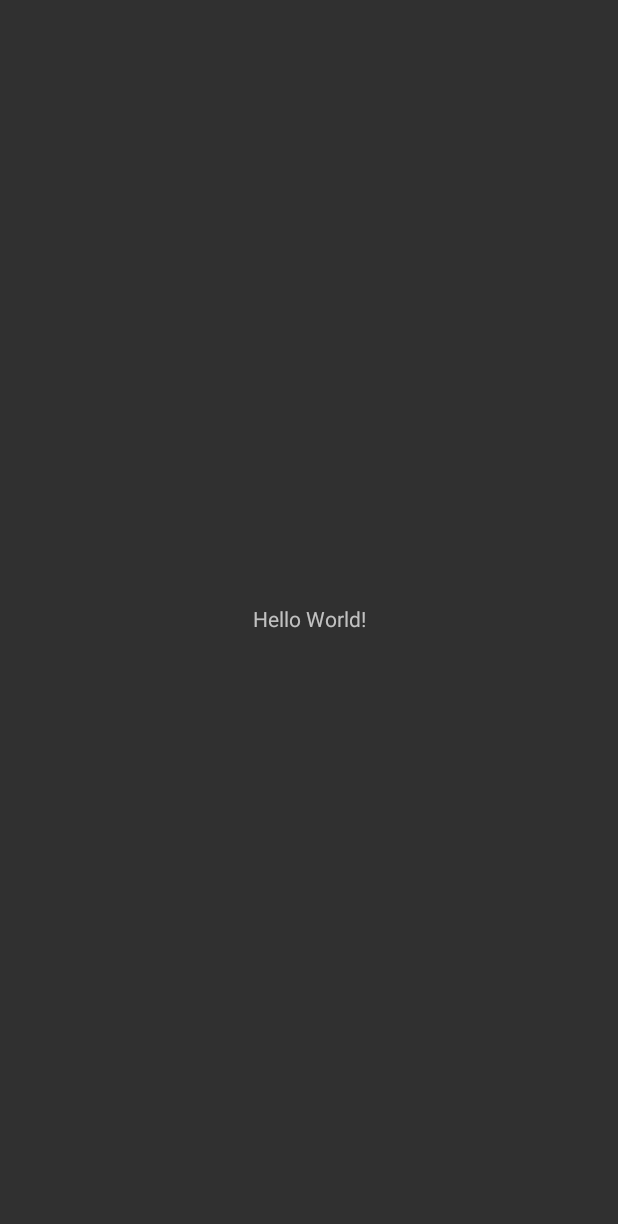
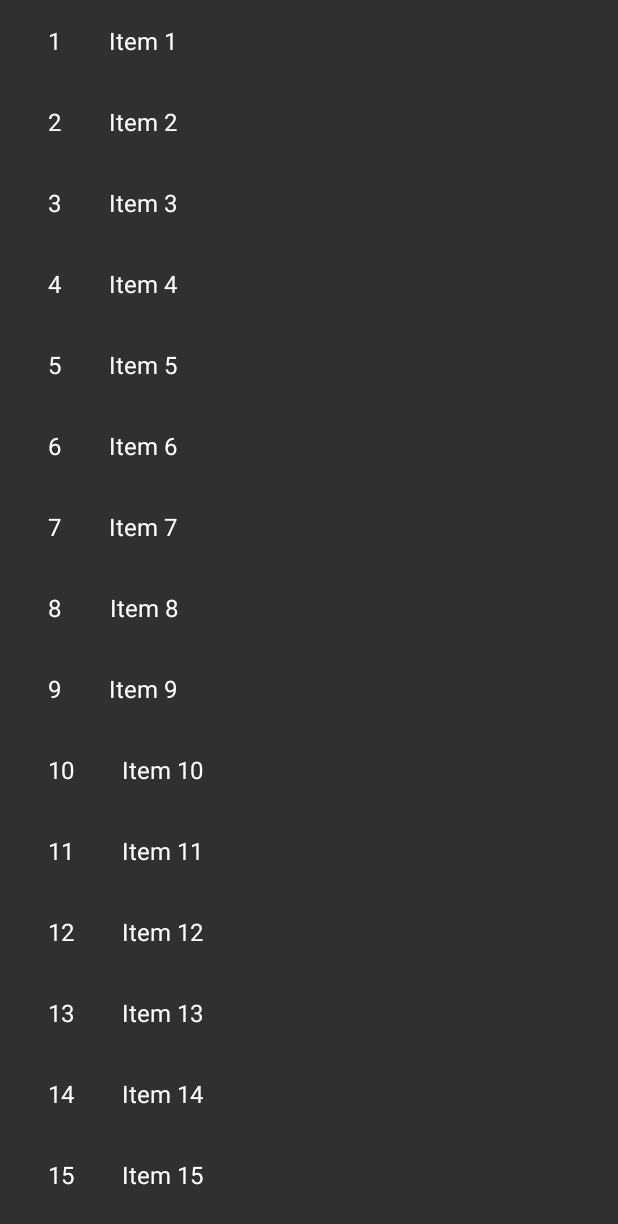
Before and after one commit to rghodke/StockFolio, an Android app: the screen it shows after launch (MainActivity), on a phone screen of 412 x 824 dp. Before the commit the part shown is almost empty. Shown: the top 1224 px of the screen. Run offline under Robolectric (Android 15) with nearby library versions, the phone set to English and light mode, and no system bars.

Commit message:
improvement(stockfolio): Added portfolio fragment
Added the portfolio fragment

```diff
--- a/app/build.gradle
+++ b/app/build.gradle
@@ -26,6 +26,8 @@ dependencies {
     implementation fileTree(dir: "libs", include: ["*.jar"])
     implementation 'androidx.appcompat:appcompat:1.1.0'
     implementation 'androidx.constraintlayout:constraintlayout:1.1.3'
+    implementation 'androidx.legacy:legacy-support-v4:1.0.0'
+    implementation 'androidx.recyclerview:recyclerview:1.1.0'
     testImplementation 'junit:junit:4.12'
     androidTestImplementation 'androidx.test.ext:junit:1.1.1'
     androidTestImplementation 'androidx.test.espresso:espresso-core:3.2.0'
--- a/app/src/main/AndroidManifest.xml
+++ b/app/src/main/AndroidManifest.xml
@@ -9,7 +9,7 @@
         android:roundIcon="@mipmap/ic_launcher_round"
         android:supportsRtl="true"
         android:theme="@style/Theme.AppCompat.NoActionBar">
-        <activity android:name=".MainActivity">
+        <activity android:name=".activity.MainActivity">
             <intent-filter>
                 <action android:name="android.intent.action.MAIN" />
 
--- a/app/src/main/java/com/clearbox/stockfolio/MainActivity.java
+++ /dev/null
@@ -1,14 +0,0 @@
-package com.clearbox.stockfolio;
-
-import androidx.appcompat.app.AppCompatActivity;
-
-import android.os.Bundle;
-
-public class MainActivity extends AppCompatActivity {
-
-    @Override
-    protected void onCreate(Bundle savedInstanceState) {
-        super.onCreate(savedInstanceState);
-        setContentView(R.layout.activity_main);
-    }
-}
--- /dev/null
+++ b/app/src/main/java/com/clearbox/stockfolio/activity/MainActivity.java
@@ -0,0 +1,42 @@
+package com.clearbox.stockfolio.activity;
+
+import androidx.appcompat.app.AppCompatActivity;
+
+import android.os.Bundle;
+import android.widget.FrameLayout;
+
+import com.clearbox.stockfolio.R;
+
+public class MainActivity extends AppCompatActivity {
+
+    private FrameLayout mFragmentHolder;
+    private fragment.PortfolioFragment mPortfolioFragment;
+
+    @Override
+    protected void onCreate(Bundle savedInstanceState) {
+        super.onCreate(savedInstanceState);
+        setContentView(R.layout.activity_main);
+
+        setupViews();
+        setupFragment();
+    }
+
+    private void setupViews() {
+        mFragmentHolder = findViewById(R.id.FrameLayout_fragment_holder);
+    }
+
+    private void setupFragment() {
+        //Create a fragment if not already created
+        if (mPortfolioFragment == null) {
+            mPortfolioFragment = fragment.PortfolioFragment.newInstance();
+        }
+
+        //Setup the fragment holder as necessary
+        if (mFragmentHolder == null) setupViews();
+
+        //Fail-safe null check
+        if (mFragmentHolder != null) {
+            getSupportFragmentManager().beginTransaction().add(mFragmentHolder.getId(),mPortfolioFragment).commit();
+        }
+    }
+}
--- /dev/null
+++ b/app/src/main/java/com/clearbox/stockfolio/fragment/MyStockItemRecyclerViewAdapter.java
@@ -0,0 +1,65 @@
+package fragment;
+
+import androidx.recyclerview.widget.RecyclerView;
+
+import android.view.LayoutInflater;
+import android.view.View;
+import android.view.ViewGroup;
+import android.widget.TextView;
+
+import com.clearbox.stockfolio.R;
+
+import fragment.dummy.DummyContent.DummyItem;
+
+import java.util.List;
+
+/**
+ * {@link RecyclerView.Adapter} that can display a {@link DummyItem}.
+ * TODO: Replace the implementation with code for your data type.
+ */
+public class MyStockItemRecyclerViewAdapter extends RecyclerView.Adapter<MyStockItemRecyclerViewAdapter.ViewHolder> {
+
+    private final List<DummyItem> mValues;
+
+    public MyStockItemRecyclerViewAdapter(List<DummyItem> items) {
+        mValues = items;
+    }
+
+    @Override
+    public ViewHolder onCreateViewHolder(ViewGroup parent, int viewType) {
+        View view = LayoutInflater.from(parent.getContext())
+                .inflate(R.layout.fragment_portfolio, parent, false);
+        return new ViewHolder(view);
+    }
+
+    @Override
+    public void onBindViewHolder(final ViewHolder holder, int position) {
+        holder.mItem = mValues.get(position);
+        holder.mIdView.setText(mValues.get(position).id);
+        holder.mContentView.setText(mValues.get(position).content);
+    }
+
+    @Override
+    public int getItemCount() {
+        return mValues.size();
+    }
+
+    public class ViewHolder extends RecyclerView.ViewHolder {
+        public final View mView;
+        public final TextView mIdView;
+        public final TextView mContentView;
+        public DummyItem mItem;
+
+        public ViewHolder(View view) {
+            super(view);
+            mView = view;
+            mIdView = (TextView) view.findViewById(R.id.item_number);
+            mContentView = (TextView) view.findViewById(R.id.content);
+        }
+
+        @Override
+        public String toString() {
+            return super.toString() + " '" + mContentView.getText() + "'";
+        }
+    }
+}
--- /dev/null
+++ b/app/src/main/java/com/clearbox/stockfolio/fragment/PortfolioFragment.java
@@ -0,0 +1,73 @@
+package fragment;
+
+import android.content.Context;
+import android.os.Bundle;
+
+import androidx.fragment.app.Fragment;
+import androidx.recyclerview.widget.GridLayoutManager;
+import androidx.recyclerview.widget.LinearLayoutManager;
+import androidx.recyclerview.widget.RecyclerView;
+
+import android.view.LayoutInflater;
+import android.view.View;
+import android.view.ViewGroup;
+
+import com.clearbox.stockfolio.R;
+
+import fragment.dummy.DummyContent;
+
+/**
+ * A fragment representing a list of Items.
+ */
+public class PortfolioFragment extends Fragment {
+
+    // TODO: Customize parameter argument names
+    private static final String ARG_COLUMN_COUNT = "column-count";
+    // TODO: Customize parameters
+    private int mColumnCount = 1;
+
+    /**
+     * Mandatory empty constructor for the fragment manager to instantiate the
+     * fragment (e.g. upon screen orientation changes).
+     */
+    public PortfolioFragment() {
+    }
+
+    // TODO: Customize parameter initialization
+    @SuppressWarnings("unused")
+    public static PortfolioFragment newInstance() {
+        PortfolioFragment fragment = new PortfolioFragment();
+        Bundle args = new Bundle();
+        args.putInt(ARG_COLUMN_COUNT, 1);
+        fragment.setArguments(args);
+        return fragment;
+    }
+
+    @Override
+    public void onCreate(Bundle savedInstanceState) {
+        super.onCreate(savedInstanceState);
+
+        if (getArguments() != null) {
+            mColumnCount = getArguments().getInt(ARG_COLUMN_COUNT);
+        }
+    }
+
+    @Override
+    public View onCreateView(LayoutInflater inflater, ViewGroup container,
+                             Bundle savedInstanceState) {
+        View view = inflater.inflate(R.layout.fragment_portfolio_list, container, false);
+
+        // Set the adapter
+        if (view instanceof RecyclerView) {
+            Context context = view.getContext();
+            RecyclerView recyclerView = (RecyclerView) view;
+            if (mColumnCount <= 1) {
+                recyclerView.setLayoutManager(new LinearLayoutManager(context));
+            } else {
+                recyclerView.setLayoutManager(new GridLayoutManager(context, mColumnCount));
+            }
+            recyclerView.setAdapter(new fragment.MyStockItemRecyclerViewAdapter(DummyContent.ITEMS));
+        }
+        return view;
+    }
+}
--- /dev/null
+++ b/app/src/main/java/com/clearbox/stockfolio/fragment/dummy/DummyContent.java
@@ -0,0 +1,72 @@
+package fragment.dummy;
+
+import java.util.ArrayList;
+import java.util.HashMap;
+import java.util.List;
+import java.util.Map;
+
+/**
+ * Helper class for providing sample content for user interfaces created by
+ * Android template wizards.
+ * <p>
+ * TODO: Replace all uses of this class before publishing your app.
+ */
+public class DummyContent {
+
+    /**
+     * An array of sample (dummy) items.
+     */
+    public static final List<DummyItem> ITEMS = new ArrayList<DummyItem>();
+
+    /**
+     * A map of sample (dummy) items, by ID.
+     */
+    public static final Map<String, DummyItem> ITEM_MAP = new HashMap<String, DummyItem>();
+
+    private static final int COUNT = 25;
+
+    static {
+        // Add some sample items.
+        for (int i = 1; i <= COUNT; i++) {
+            addItem(createDummyItem(i));
+        }
+    }
+
+    private static void addItem(DummyItem item) {
+        ITEMS.add(item);
+        ITEM_MAP.put(item.id, item);
+    }
+
+    private static DummyItem createDummyItem(int position) {
+        return new DummyItem(String.valueOf(position), "Item " + position, makeDetails(position));
+    }
+
+    private static String makeDetails(int position) {
+        StringBuilder builder = new StringBuilder();
+        builder.append("Details about Item: ").append(position);
+        for (int i = 0; i < position; i++) {
+            builder.append("\nMore details information here.");
+        }
+        return builder.toString();
+    }
+
+    /**
+     * A dummy item representing a piece of content.
+     */
+    public static class DummyItem {
+        public final String id;
+        public final String content;
+        public final String details;
+
+        public DummyItem(String id, String content, String details) {
+            this.id = id;
+            this.content = content;
+            this.details = details;
+        }
+
+        @Override
+        public String toString() {
+            return content;
+        }
+    }
+}
--- a/app/src/main/res/layout/activity_main.xml
+++ b/app/src/main/res/layout/activity_main.xml
@@ -4,15 +4,11 @@
     xmlns:tools="http://schemas.android.com/tools"
     android:layout_width="match_parent"
     android:layout_height="match_parent"
-    tools:context=".MainActivity">
+    tools:context=".activity.MainActivity">
 
-    <TextView
-        android:layout_width="wrap_content"
-        android:layout_height="wrap_content"
-        android:text="Hello World!"
-        app:layout_constraintBottom_toBottomOf="parent"
-        app:layout_constraintLeft_toLeftOf="parent"
-        app:layout_constraintRight_toRightOf="parent"
-        app:layout_constraintTop_toTopOf="parent" />
+    <FrameLayout
+        android:id="@+id/FrameLayout_fragment_holder"
+        android:layout_width="match_parent"
+        android:layout_height="match_parent"/>
 
 </androidx.constraintlayout.widget.ConstraintLayout>
--- /dev/null
+++ b/app/src/main/res/layout/fragment_portfolio.xml
@@ -0,0 +1,20 @@
+<?xml version="1.0" encoding="utf-8"?>
+<LinearLayout xmlns:android="http://schemas.android.com/apk/res/android"
+    android:layout_width="wrap_content"
+    android:layout_height="wrap_content"
+    android:orientation="horizontal">
+
+    <TextView
+        android:id="@+id/item_number"
+        android:layout_width="wrap_content"
+        android:layout_height="wrap_content"
+        android:layout_margin="@dimen/text_margin"
+        android:textAppearance="?attr/textAppearanceListItem" />
+
+    <TextView
+        android:id="@+id/content"
+        android:layout_width="wrap_content"
+        android:layout_height="wrap_content"
+        android:layout_margin="@dimen/text_margin"
+        android:textAppearance="?attr/textAppearanceListItem" />
+</LinearLayout>
--- /dev/null
+++ b/app/src/main/res/layout/fragment_portfolio_list.xml
@@ -0,0 +1,13 @@
+<?xml version="1.0" encoding="utf-8"?>
+<androidx.recyclerview.widget.RecyclerView xmlns:android="http://schemas.android.com/apk/res/android"
+    xmlns:app="http://schemas.android.com/apk/res-auto"
+    xmlns:tools="http://schemas.android.com/tools"
+    android:id="@+id/list"
+    android:name="fragment.PortfolioFragment"
+    android:layout_width="match_parent"
+    android:layout_height="match_parent"
+    android:layout_marginLeft="16dp"
+    android:layout_marginRight="16dp"
+    app:layoutManager="LinearLayoutManager"
+    tools:context="fragment.PortfolioFragment"
+    tools:listitem="@layout/fragment_portfolio" />
--- /dev/null
+++ b/app/src/main/res/values/dimens.xml
@@ -0,0 +1,4 @@
+<?xml version="1.0" encoding="utf-8"?>
+<resources>
+    <dimen name="text_margin">16dp</dimen>
+</resources>
```
